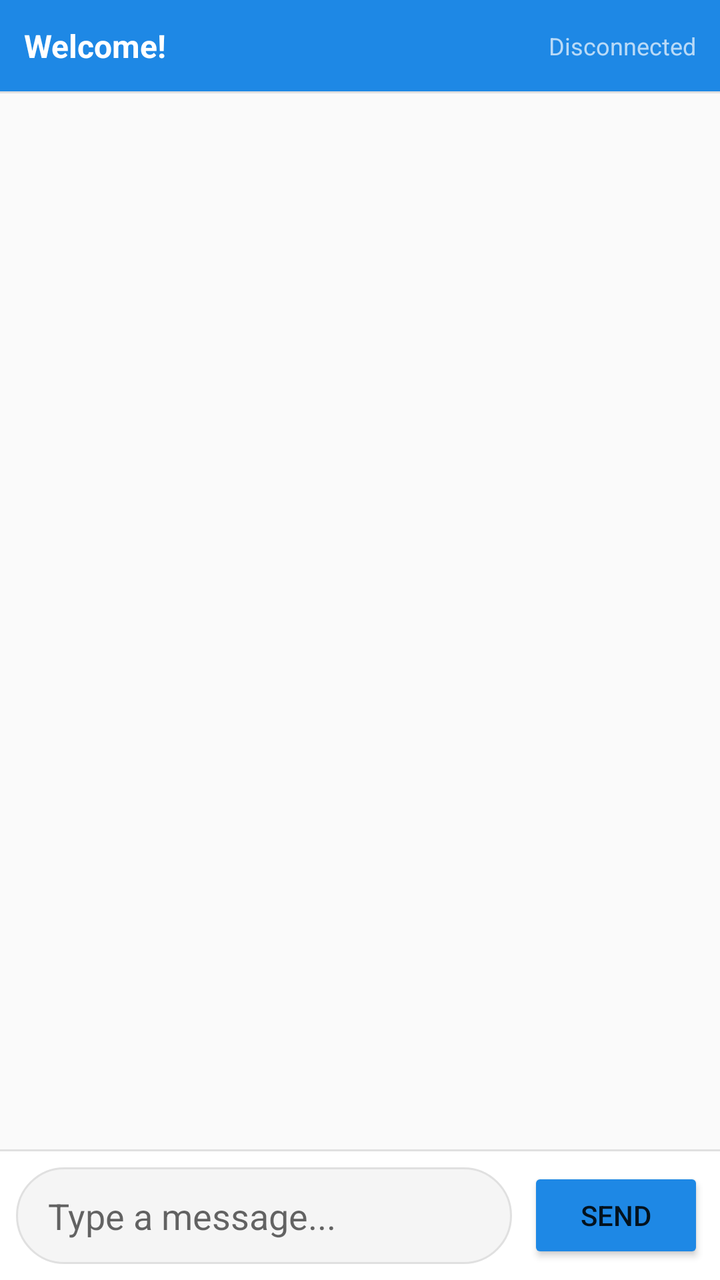
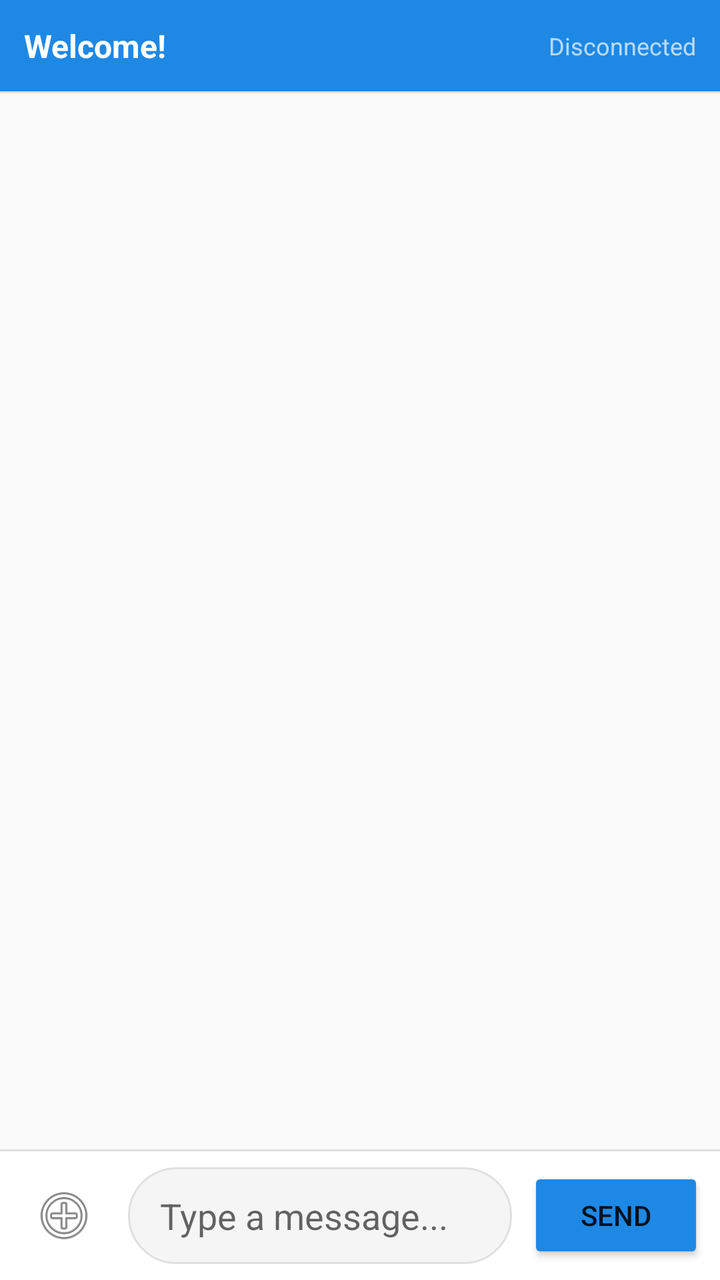

Screens rendered from an Android XML layout before and after an edit, with the pre-edit source and the edit as a unified diff.
<!-- AndroidManifest.xml: application theme Theme.AppCompat.Light.DarkActionBar -->
<!-- res/layout/activity_main.xml -->
<?xml version="1.0" encoding="utf-8"?>
<LinearLayout xmlns:android="http://schemas.android.com/apk/res/android"
    android:layout_width="match_parent"
    android:layout_height="match_parent"
    android:orientation="vertical"
    android:background="#FAFAFA">

    <LinearLayout
        android:layout_width="match_parent"
        android:layout_height="wrap_content"
        android:orientation="horizontal"
        android:padding="12dp"
        android:background="#1E88E5"
        android:gravity="center_vertical">

        <TextView
            android:id="@+id/tvWelcome"
            android:layout_width="0dp"
            android:layout_height="wrap_content"
            android:layout_weight="1"
            android:text="Welcome!"
            android:textSize="16sp"
            android:textStyle="bold"
            android:textColor="#FFFFFF" />

        <TextView
            android:id="@+id/tvStatus"
            android:layout_width="wrap_content"
            android:layout_height="wrap_content"
            android:text="Disconnected"
            android:textSize="12sp"
            android:textColor="#B0FFFFFF" />
    </LinearLayout>

    <View
        android:layout_width="match_parent"
        android:layout_height="1dp"
        android:background="#E0E0E0" />

    <androidx.recyclerview.widget.RecyclerView
        android:id="@+id/rvMessages"
        android:layout_width="match_parent"
        android:layout_height="0dp"
        android:layout_weight="1"
        android:padding="8dp"
        android:clipToPadding="false" />

    <View
        android:layout_width="match_parent"
        android:layout_height="1dp"
        android:background="#E0E0E0" />

    <LinearLayout
        android:layout_width="match_parent"
        android:layout_height="wrap_content"
        android:orientation="horizontal"
        android:padding="8dp"
        android:background="#FFFFFF"
        android:gravity="center_vertical">

        <EditText
            android:id="@+id/etMessage"
            android:layout_width="0dp"
            android:layout_height="wrap_content"
            android:layout_weight="1"
            android:hint="Type a message..."
            android:inputType="text"
            android:singleLine="true"
            android:background="@drawable/bg_input_field"
            android:paddingHorizontal="16dp"
            android:paddingVertical="12dp"
            android:layout_marginEnd="8dp" />

        <Button
            android:id="@+id/btnSend"
            android:layout_width="wrap_content"
            android:layout_height="wrap_content"
            android:text="Send"
            android:backgroundTint="#1E88E5" />
    </LinearLayout>
</LinearLayout>
<!-- resources referenced by this layout -->
<resources>
  <!-- drawable bg_input_field (drawable) -->
  <?xml version="1.0" encoding="utf-8"?>
  <shape xmlns:android="http://schemas.android.com/apk/res/android"
      android:shape="rectangle">
      <solid android:color="#F5F5F5" />
      <corners android:radius="24dp" />
      <stroke
          android:width="1dp"
          android:color="#E0E0E0" />
  </shape>
</resources>

<!-- the commit's change to res/layout/activity_main.xml (unified diff, before → after) -->
@@ -58,6 +58,15 @@
         android:background="#FFFFFF"
         android:gravity="center_vertical">
 
+        <ImageButton
+            android:id="@+id/btnAttach"
+            android:layout_width="48dp"
+            android:layout_height="48dp"
+            android:src="@android:drawable/ic_menu_add"
+            android:background="?attr/selectableItemBackgroundBorderless"
+            android:contentDescription="Attach file"
+            android:layout_marginEnd="8dp" />
+
         <EditText
             android:id="@+id/etMessage"
             android:layout_width="0dp"
